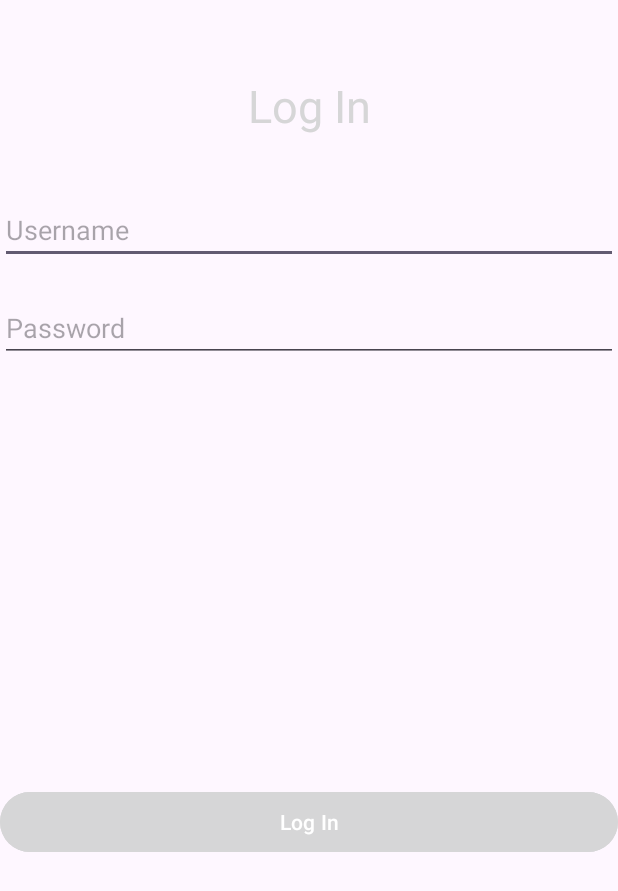
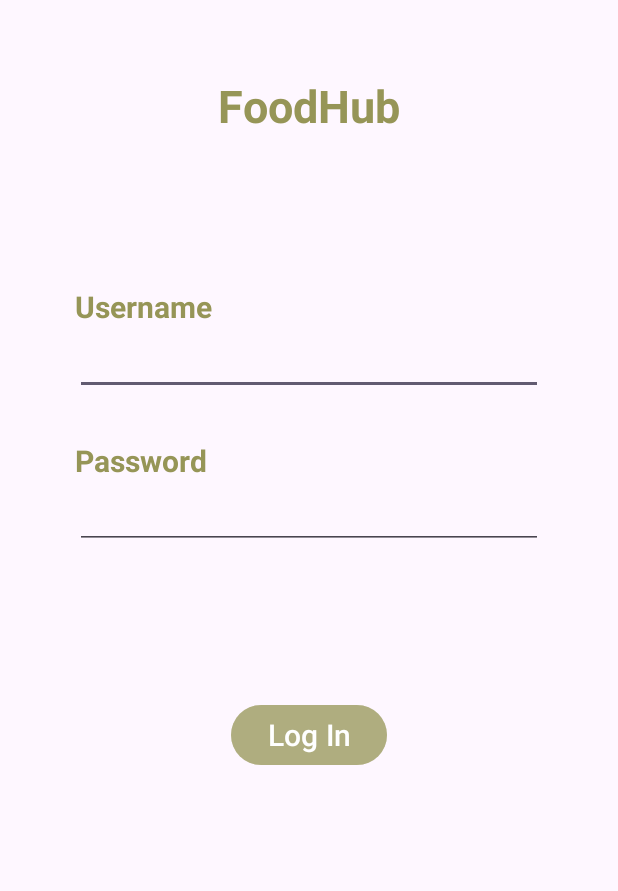
Before and after one commit to quin-baebler/FoodHub, an Android app: the screen it shows after launch (MainActivity), after a tap on "Log In", on a phone screen of 412 x 824 dp. Shown: the top 891 px of the screen. Run offline under Robolectric (Android 15) with nearby library versions, the phone set to English and light mode, and no system bars; our stand-ins replace Volley.

Commit message:
integrade shared preferences with home fragment

```diff
--- a/app/src/main/java/edu/uw/ischool/xyou/foodhub/MainActivity.kt
+++ b/app/src/main/java/edu/uw/ischool/xyou/foodhub/MainActivity.kt
@@ -1,17 +1,20 @@
 package edu.uw.ischool.xyou.foodhub
 
+import android.content.Context
 import androidx.appcompat.app.AppCompatActivity
 import android.os.Bundle
 import android.view.View
 import androidx.fragment.app.Fragment
-import com.example.yourappname.LoginFragment
 import edu.uw.ischool.xyou.foodhub.databinding.ActivityMainBinding
 import edu.uw.ischool.xyou.foodhub.home.HomeFragment
 import edu.uw.ischool.xyou.foodhub.logger.LoggerFragment
+import edu.uw.ischool.xyou.foodhub.login.LoginFragment
 import edu.uw.ischool.xyou.foodhub.post.PostFragment
+import edu.uw.ischool.xyou.foodhub.utils.FragmentNavigationListener
 
-class MainActivity : AppCompatActivity(), FragmentNavigationListener{
+class MainActivity : AppCompatActivity(), FragmentNavigationListener {
 
+    private val TAG = "MainActivity"
     private lateinit var binding: ActivityMainBinding
 
     override fun onCreate(savedInstanceState: Bundle?) {
@@ -19,9 +22,15 @@ class MainActivity : AppCompatActivity(), FragmentNavigationListener{
         binding = ActivityMainBinding.inflate(layoutInflater)
         setContentView(binding.root)
 
-        // initialize the app with the home fragment
-        replaceFragment(LoginFragment())
-        hideNavigationBar()
+        // get preferences
+        val sharedPreferences = getSharedPreferences("userData", Context.MODE_PRIVATE)
+        if (sharedPreferences.contains("username")) {
+            replaceFragment(HomeFragment())
+        } else {
+            replaceFragment(LoginFragment())
+            hideNavigationBar()
+        }
+
         binding.bottomNavigation.setOnItemSelectedListener {
             when (it.itemId) {
                 R.id.home -> replaceFragment(HomeFragment())
@@ -31,18 +40,11 @@ class MainActivity : AppCompatActivity(), FragmentNavigationListener{
             }
             true
         }
-        val loginFragment = LoginFragment()
-        loginFragment.setFragmentNavigationListener(this)
-       // showNavigationBar()
-    }
-    private fun showNavigationBar() {
-        binding.bottomNavigation.visibility = View.VISIBLE
     }
 
     private fun hideNavigationBar() {
         binding.bottomNavigation.visibility = View.GONE
     }
-
 
     override fun replaceFragment(fragment: Fragment) {
         supportFragmentManager.beginTransaction()
--- a/app/src/main/java/edu/uw/ischool/xyou/foodhub/home/HomeFragment.kt
+++ b/app/src/main/java/edu/uw/ischool/xyou/foodhub/home/HomeFragment.kt
@@ -1,5 +1,6 @@
 package edu.uw.ischool.xyou.foodhub.home
 
+import android.content.Context
 import android.os.Bundle
 import android.util.Log
 import android.view.LayoutInflater
@@ -41,6 +42,12 @@ class HomeFragment : Fragment() {
         super.onViewCreated(view, savedInstanceState)
         Log.i(TAG, "onViewCreated")
 
+        val sharedPreferences = requireActivity().getSharedPreferences("userData", Context.MODE_PRIVATE)
+        val username = sharedPreferences.getString("username", "User")
+
+        val profileButton = view.findViewById<Button>(R.id.profile_button)
+        profileButton.text = username!!.uppercase()
+
         val progressBar = view.findViewById<ProgressBar>(R.id.progress_bar)
         progressBar.visibility = View.VISIBLE
 
@@ -62,7 +69,7 @@ class HomeFragment : Fragment() {
     }
 
     private suspend fun fetchPostData(): List<Post> {
-        val url = "${BASE_URL}posts"
+        val url = "$BASE_URL/posts"
         val completableDeferred = CompletableDeferred<List<Post>>()
 
         val request = JsonArrayRequest(
--- a/app/src/main/java/edu/uw/ischool/xyou/foodhub/LoginFragment.kt
+++ b/app/src/main/java/edu/uw/ischool/xyou/foodhub/login/LoginFragment.kt
@@ -1,4 +1,4 @@
-package com.example.yourappname
+package edu.uw.ischool.xyou.foodhub.login
 
 import android.content.Context
 import android.os.Bundle
@@ -10,35 +10,15 @@ import android.widget.Button
 import android.widget.EditText
 import android.widget.Toast
 import androidx.fragment.app.Fragment
-import androidx.fragment.app.FragmentManager
 import com.android.volley.Request
-import com.android.volley.RequestQueue
-import com.android.volley.Response
-import com.android.volley.VolleyError
 import com.android.volley.toolbox.JsonObjectRequest
-import com.android.volley.toolbox.Volley
-import edu.uw.ischool.xyou.foodhub.FragmentNavigationListener
-import edu.uw.ischool.xyou.foodhub.HomeFragment
 import edu.uw.ischool.xyou.foodhub.R
+import edu.uw.ischool.xyou.foodhub.utils.VolleyService
 import org.json.JSONObject
 
 class LoginFragment : Fragment() {
-
     private val TAG = "LoginFragment"
-    private lateinit var queue: RequestQueue
-    private lateinit var fragmentNavigationListener: FragmentNavigationListener
-
-
-
-    override fun onAttach(context: Context) {
-        super.onAttach(context)
-        queue = Volley.newRequestQueue(context) // Initialize queue in onAttach
-        if (context is FragmentNavigationListener) {
-            fragmentNavigationListener = context
-        } else {
-            throw IllegalArgumentException("Context must implement FragmentNavigationListener")
-        }
-    }
+    private val BASE_URL = "https://foodhub-backend.azurewebsites.net/api"
 
     override fun onCreateView(
         inflater: LayoutInflater, container: ViewGroup?,
@@ -47,36 +27,27 @@ class LoginFragment : Fragment() {
         return inflater.inflate(R.layout.fragment_login, container, false)
     }
 
-    fun setFragmentNavigationListener(listener: FragmentNavigationListener) {
-        fragmentNavigationListener = listener
-    }
-    fun onLoginSuccess() {
-        fragmentNavigationListener.replaceFragment(HomeFragment())
-    }
     override fun onViewCreated(view: View, savedInstanceState: Bundle?) {
         super.onViewCreated(view, savedInstanceState)
 
-        val emailEditText = view.findViewById<EditText>(R.id.emailEditText)
-        val passwordEditText = view.findViewById<EditText>(R.id.passwordEditText)
+        val usernameInput = view.findViewById<EditText>(R.id.usernameInput)
+        val passwordInput = view.findViewById<EditText>(R.id.passwordInput)
         val loginButton = view.findViewById<Button>(R.id.loginButton)
 
         loginButton.setOnClickListener {
-            val email = emailEditText.text.toString()
-            val password = passwordEditText.text.toString()
-
             // Validate email and password
-            if (email.isEmpty() || password.isEmpty()) {
-                Toast.makeText(requireContext(), "Please enter your email and password", Toast.LENGTH_SHORT).show()
+            if (usernameInput.text.toString().isEmpty() || passwordInput.text.toString().isEmpty()) {
+                Toast.makeText(requireContext(), "Please enter your username and password", Toast.LENGTH_SHORT).show()
                 return@setOnClickListener
             }
 
             // Create a JSON object for the login request
             val jsonRequest = JSONObject()
-            jsonRequest.put("username", email) // Assuming your backend uses "username" for login
-            jsonRequest.put("password", password)
+            jsonRequest.put("username", usernameInput.text.toString())
+            jsonRequest.put("password", passwordInput.text.toString())
 
             // Create a Volley request to your backend API
-            val url = "https://foodhub-backend.azurewebsites.net/api/users/login"
+            val url = "$BASE_URL/users/login"
             val request = JsonObjectRequest(
                 Request.Method.POST, url, jsonRequest,
                 { response ->
@@ -94,16 +65,17 @@ class LoginFragment : Fragment() {
                     // Store user data in SharedPreferences
                     val sharedPreferences = requireActivity().getSharedPreferences("userData", Context.MODE_PRIVATE)
                     val editor = sharedPreferences.edit()
-                    editor.putString("username", username)
-                    editor.putString("dob", dob)
-                    editor.putInt("height", height)
-                    editor.putInt("weight", weight)
-                    editor.putString("healthGoal", healthGoal)
-                    editor.putString("activityLevel", activityLevel)
-                    editor.apply()
+                    editor.apply {
+                        putString("username", username)
+                        putString("dob", dob)
+                        putInt("height", height)
+                        putInt("weight", weight)
+                        putString("healthGoal", healthGoal)
+                        putString("activityLevel", activityLevel)
+                        apply()
+                    }
 
                     Toast.makeText(requireContext(), "$message, welcome $username!", Toast.LENGTH_SHORT).show()
-                    onLoginSuccess()
                 },
                 { error ->
                     // Handle login error
@@ -111,7 +83,7 @@ class LoginFragment : Fragment() {
                     Toast.makeText(requireContext(), "Login failed, please check your credentials", Toast.LENGTH_SHORT).show()
                 }
             )
-            queue.add(request)
+            VolleyService.getInstance(requireActivity()).add(request)
         }
     }
 }
--- a/app/src/main/java/edu/uw/ischool/xyou/foodhub/FragmentNavigationListener.kt
+++ b/app/src/main/java/edu/uw/ischool/xyou/foodhub/utils/FragmentNavigationListener.kt
@@ -1,4 +1,4 @@
-package edu.uw.ischool.xyou.foodhub
+package edu.uw.ischool.xyou.foodhub.utils
 
 import androidx.fragment.app.Fragment
 
--- a/app/src/main/res/layout/fragment_login.xml
+++ b/app/src/main/res/layout/fragment_login.xml
@@ -1,54 +1,71 @@
 <?xml version="1.0" encoding="utf-8"?>
 <androidx.constraintlayout.widget.ConstraintLayout xmlns:android="http://schemas.android.com/apk/res/android"
     xmlns:app="http://schemas.android.com/apk/res-auto"
-    xmlns:tools="http://schemas.android.com/tools"
     android:layout_width="match_parent"
-    android:layout_height="match_parent">
+    android:layout_height="match_parent"
+    android:padding="50dp">
 
     <TextView
-        android:id="@+id/textView"
+        android:id="@+id/login"
         android:layout_width="wrap_content"
         android:layout_height="wrap_content"
-        android:layout_marginTop="50dp"
-        android:textColor="@color/olive"
-        android:text="Log In"
+        android:text="@string/app_name"
+        android:textColor="@color/text"
         android:textSize="30sp"
-        app:layout_constraintLeft_toLeftOf="parent"
-        app:layout_constraintRight_toRightOf="parent"
+        android:textStyle="bold"
+        app:layout_constraintEnd_toEndOf="parent"
+        app:layout_constraintStart_toStartOf="parent"
         app:layout_constraintTop_toTopOf="parent" />
 
-    <EditText
-        android:id="@+id/emailEditText"
-        android:layout_width="0dp"
+    <TextView
+        android:id="@+id/usernameLabel"
+        android:layout_width="wrap_content"
         android:layout_height="wrap_content"
-        android:layout_marginTop="40dp"
-        android:textColor="@color/olive"
-        android:hint="Username"
-        android:inputType="text"
-        app:layout_constraintLeft_toLeftOf="parent"
-        app:layout_constraintRight_toRightOf="parent"
-        app:layout_constraintTop_toBottomOf="@+id/textView" />
+        android:text="@string/username"
+        android:textSize="20sp"
+        android:textColor="@color/text"
+        android:textStyle="bold"
+        android:layout_marginTop="100dp"
+        app:layout_constraintTop_toBottomOf="@id/login"
+        app:layout_constraintStart_toStartOf="parent"/>
 
     <EditText
-        android:id="@+id/passwordEditText"
-        android:layout_width="0dp"
+        android:id="@+id/usernameInput"
+        android:layout_width="match_parent"
         android:layout_height="wrap_content"
-        android:layout_marginTop="20dp"
-        android:hint="Password"
+        android:inputType="text"
+        app:layout_constraintTop_toBottomOf="@id/usernameLabel"
+        app:layout_constraintStart_toStartOf="parent"/>
+
+    <TextView
+        android:id="@+id/passwordLabel"
+        android:layout_width="wrap_content"
+        android:layout_height="wrap_content"
+        android:text="@string/password"
+        android:textSize="20sp"
+        android:textColor="@color/text"
+        android:textStyle="bold"
+        android:layout_marginTop="30dp"
+        app:layout_constraintTop_toBottomOf="@id/usernameInput"
+        app:layout_constraintStart_toStartOf="parent"/>
+
+    <EditText
+        android:id="@+id/passwordInput"
+        android:layout_width="match_parent"
+        android:layout_height="wrap_content"
         android:inputType="textPassword"
-        app:layout_constraintLeft_toLeftOf="parent"
-        app:layout_constraintRight_toRightOf="parent"
-        app:layout_constraintTop_toBottomOf="@+id/emailEditText" />
+        app:layout_constraintStart_toStartOf="parent"
+        app:layout_constraintTop_toBottomOf="@id/passwordLabel"/>
 
     <Button
         android:id="@+id/loginButton"
-        android:layout_width="0dp"
+        android:layout_width="wrap_content"
         android:layout_height="wrap_content"
-        android:layout_marginTop="30dp"
-        android:text="Log In"
-        android:backgroundTint="@color/olive"
-        app:layout_constraintBottom_toBottomOf="parent"
-        app:layout_constraintLeft_toLeftOf="parent"
-        app:layout_constraintRight_toRightOf="parent"
-        app:layout_constraintTop_toBottomOf="@+id/passwordEditText" />
+        android:backgroundTint="@color/button"
+        android:text="@string/login"
+        android:textSize="20sp"
+        android:layout_marginTop="100dp"
+        app:layout_constraintEnd_toEndOf="parent"
+        app:layout_constraintStart_toStartOf="parent"
+        app:layout_constraintTop_toBottomOf="@+id/passwordInput" />
 </androidx.constraintlayout.widget.ConstraintLayout>
--- a/app/src/main/res/values/strings.xml
+++ b/app/src/main/res/values/strings.xml
@@ -4,4 +4,7 @@
     <string name="post">Post</string>
     <string name="logger">Logger</string>
     <string name="welcome">Welcome</string>
+    <string name="login">Log In</string>
+    <string name="username">Username</string>
+    <string name="password">Password</string>
 </resources>
```
